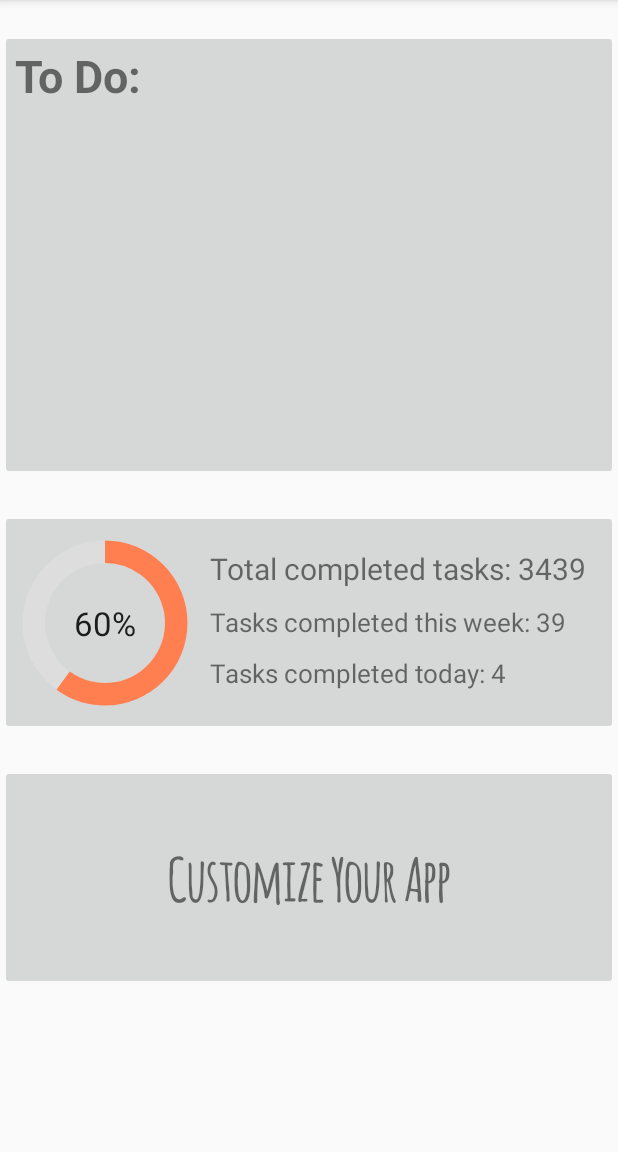
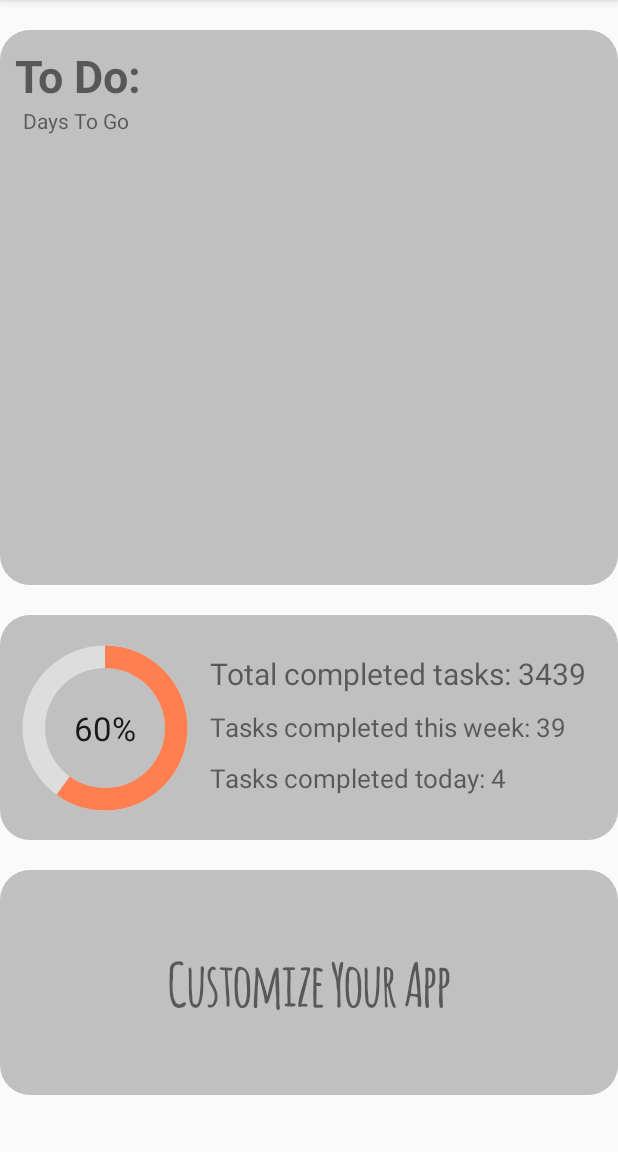
Before and after one commit to Bas-99/Droid69, an Android app: the AgendaActivity screen opened directly, with no data from a screen before it, on a phone screen of 412 x 824 dp, the part 84-1236 px from its top. Run offline under Robolectric (Android 15) with nearby library versions, the phone set to English and light mode, and no system bars; Roboto replaces fonts that are not available here.

Commit message:
minor adjustments

```diff
--- a/src/main/java/com/example/droid69/AgendaActivity.java
+++ b/src/main/java/com/example/droid69/AgendaActivity.java
@@ -1,17 +1,13 @@
 package com.example.droid69;
 
-import android.app.ActionBar;
 import android.content.Intent;
-import android.content.res.ColorStateList;
+import android.content.SharedPreferences;
 import android.graphics.Color;
-import android.graphics.PorterDuff;
 import android.graphics.Typeface;
 import android.os.Build;
 
-import android.os.Handler;
 import android.view.Menu;
 import android.view.MenuItem;
-import android.view.MotionEvent;
 import android.view.View;
 import android.widget.*;
 import androidx.annotation.NonNull;
@@ -19,21 +15,18 @@ import androidx.annotation.RequiresApi;
 import androidx.appcompat.app.ActionBarDrawerToggle;
 import androidx.appcompat.app.AppCompatActivity;
 import android.os.Bundle;
-import androidx.constraintlayout.widget.ConstraintLayout;
 import androidx.core.content.res.ResourcesCompat;
 import androidx.core.view.GravityCompat;
-import androidx.core.view.ViewCompat;
 import androidx.drawerlayout.widget.DrawerLayout;
 import androidx.recyclerview.widget.LinearLayoutManager;
 import androidx.recyclerview.widget.RecyclerView;
 import com.google.android.material.navigation.NavigationView;
-import org.jetbrains.annotations.NotNull;
+import com.google.gson.Gson;
+import com.google.gson.reflect.TypeToken;
 
-import java.lang.reflect.Array;
+import java.lang.reflect.Type;
 import java.util.ArrayList;
-import java.util.Timer;
-import java.util.TimerTask;
-import java.util.concurrent.TimeUnit;
+import java.util.Collections;
 
 
 @RequiresApi(api = Build.VERSION_CODES.O)
@@ -41,6 +34,7 @@ public class AgendaActivity extends AppCompatActivity implements NavigationView.
 
     CheckBox[] checkBoxes = new CheckBox[6];
     TextView[] textViews = new TextView[5];
+    TextView[] todos = new TextView[6];
 
     TextView textView, textViewProgress, tasksTotal, tasksWeek, tasksToday, textViewCustomize;
 
@@ -52,7 +46,7 @@ public class AgendaActivity extends AppCompatActivity implements NavigationView.
     RelativeLayout relativeLayout;
     RecyclerView linearLayoutTasksList;
 
-    ScrollView background;
+    ScrollView background,scrollViewRecycler;
 
     ArrayList<Task> tasksList = new ArrayList<>();
 
@@ -61,10 +55,22 @@ public class AgendaActivity extends AppCompatActivity implements NavigationView.
         super.onCreate(savedInstanceState);
         setContentView(R.layout.activity_agenda);
 
+        loadData();
+
         drawerLayout = findViewById(R.id.drawer_layout);
         navigationView = findViewById(R.id.nav_view);
         toolbar = findViewById(R.id.toolbar);
-        linearLayoutTasksList = (RecyclerView) findViewById(R.id.linearLayoutTasksList);
+
+        linearLayoutTasksList = (RecyclerView)findViewById(R.id.linearLayoutTasksList);
+
+        LinearLayoutManager layoutManager = new LinearLayoutManager(this,RecyclerView.VERTICAL,false);
+        linearLayoutTasksList.setLayoutManager(layoutManager);
+
+        //tasksList = (ArrayList<Task>) getIntent().getExtras().getSerializable("list");
+
+        linearLayoutTasksList.setAdapter(new TaskAdapter(tasksList));
+
+
 
 
         setSupportActionBar(toolbar);
@@ -86,9 +92,14 @@ public class AgendaActivity extends AppCompatActivity implements NavigationView.
         textViews[3] = tasksWeek;
         textViews[4] = tasksToday;
 
+
         todo = (ImageButton) findViewById(R.id.toDoButton);
         achievementsButton = (ImageButton) findViewById(R.id.achievementsButton);
         customizeButton = (ImageButton) findViewById(R.id.customizeButton);
+
+        todo.setBackgroundResource(R.drawable.round_grey);
+        achievementsButton.setBackgroundResource(R.drawable.round_grey);
+        customizeButton.setBackgroundResource(R.drawable.round_grey);
 
         background = (ScrollView) findViewById(R.id.background);
 
@@ -148,6 +159,8 @@ public class AgendaActivity extends AppCompatActivity implements NavigationView.
                 textViews[i].setTypeface(font6);
             }
         }
+
+
 
         Menu menu = navigationView.getMenu();
         menu.findItem(R.id.nav_logout).setVisible(false);
@@ -222,4 +235,25 @@ public class AgendaActivity extends AppCompatActivity implements NavigationView.
         return true;
     }
 
+    private void saveData(){
+        SharedPreferences sharedPreferences = getSharedPreferences("shared preferences",MODE_PRIVATE);
+        SharedPreferences.Editor editor = sharedPreferences.edit();
+        Gson gson = new Gson();
+        String json = gson.toJson(tasksList);
+        editor.putString("task list",json);
+        editor.apply();
+    }
+
+    private void loadData(){
+        SharedPreferences sharedPreferences = getSharedPreferences("shared preferences",MODE_PRIVATE);
+        Gson gson = new Gson();
+        String json = sharedPreferences.getString("task list",null);
+        Type type = new TypeToken<ArrayList<Task>>() {}.getType();
+        tasksList = gson.fromJson(json, type);
+
+        if (tasksList == null){
+            tasksList = new ArrayList<>();
+        }
+    }
+
 }
--- a/src/main/java/com/example/droid69/TasksActivity.java
+++ b/src/main/java/com/example/droid69/TasksActivity.java
@@ -1,8 +1,6 @@
 package com.example.droid69;
 
-import android.content.Intent;
 import android.os.Bundle;
-import android.widget.LinearLayout;
 import androidx.annotation.Nullable;
 import androidx.appcompat.app.AppCompatActivity;
 import androidx.recyclerview.widget.LinearLayoutManager;
--- a/src/main/res/layout/activity_agenda.xml
+++ b/src/main/res/layout/activity_agenda.xml
@@ -39,7 +39,7 @@
             <ImageButton
                     android:id="@+id/toDoButton"
                     android:layout_width="match_parent"
-                    android:layout_height="300dp"
+                    android:layout_height="370dp"
                     android:gravity="start"
                     android:textStyle="bold"
                     android:layout_below="@id/toolbar"
@@ -58,19 +58,29 @@
                     android:textStyle="bold"
                     android:layout_width="wrap_content"
                     android:layout_height="wrap_content"/>
-            <ScrollView
+            <TextView
                     android:layout_width="wrap_content"
                     android:layout_height="wrap_content"
-                    android:layout_alignTop="@id/todoText"
-                    android:layout_marginTop="35dp"
+                    android:text="Days To Go"
+                    android:layout_alignLeft="@id/toDoButton"
+                    android:id="@+id/daysToGo"
+                    android:layout_marginLeft="15dp"
+                    android:layout_below="@id/todoText"/>
+            <ScrollView
+                    android:id="@+id/scrollViewRecycler"
+                    android:layout_width="match_parent"
+                    android:layout_height="wrap_content"
+                    android:layout_alignTop="@id/daysToGo"
+                    android:layout_marginTop="20dp"
                     android:layout_alignBottom="@id/toDoButton"
-                    android:layout_marginBottom="5dp">
+                    android:layout_marginBottom="10dp">
                 <androidx.recyclerview.widget.RecyclerView
                         android:id="@+id/linearLayoutTasksList"
-                        android:layout_width="wrap_content"
+                        android:layout_width="match_parent"
                         android:layout_height="wrap_content"
+                        android:paddingVertical="5dp"
                         android:orientation="vertical"
-                        android:paddingLeft="10dp">
+                        android:paddingHorizontal="10dp">
 
                 </androidx.recyclerview.widget.RecyclerView>
             </ScrollView>
```
Also changed, not shown: src/main/java/com/example/droid69/TaskAdapter.java (+38 -11 lines), src/main/java/com/example/droid69/ToDoActivity.java (+9 -3 lines), src/main/res/layout/home_screen_row.xml (added, +39 -0 lines).
